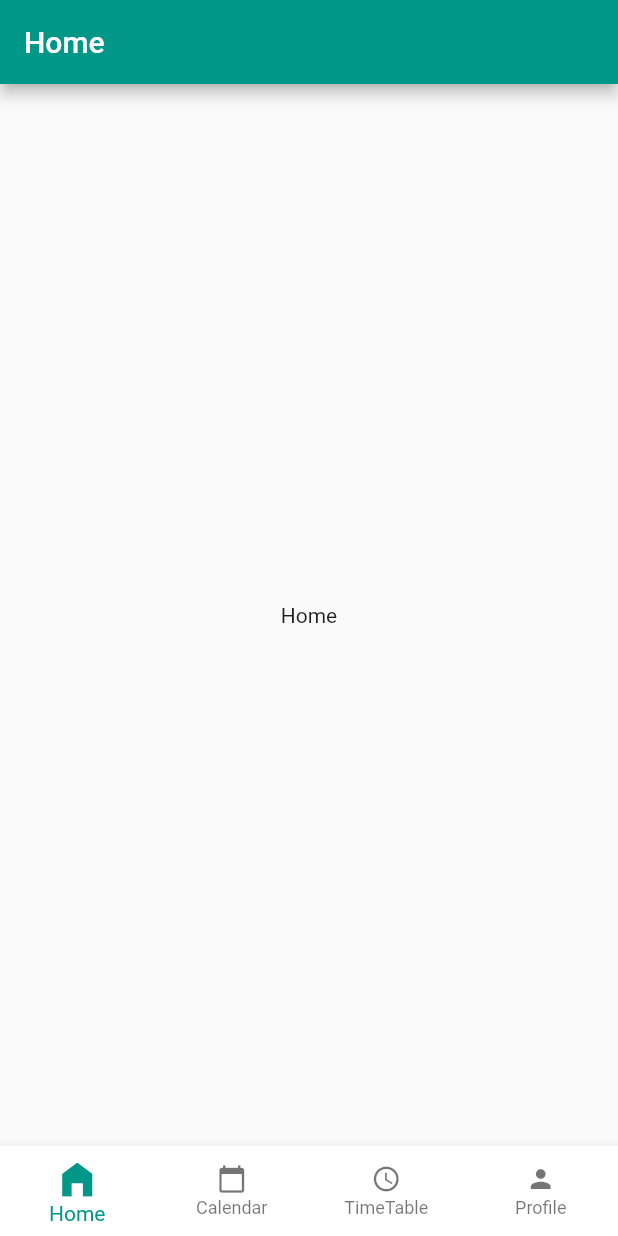
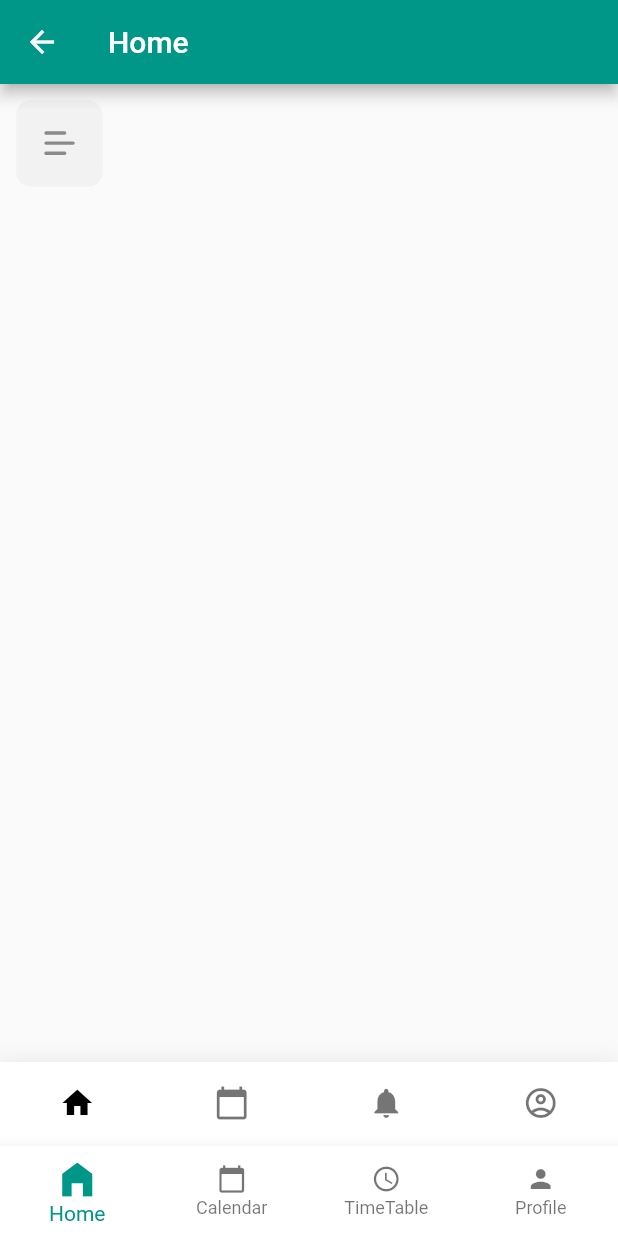
Before and after one commit to aishvary000/eventra, a Flutter app: the Nav screen opened directly, on a phone screen of 412 x 824 dp. Run offline on Flutter 3.47's test engine with Material 2 defaults, Android fonts, the phone set to English and light mode, and no system bars; our stand-ins replace flutter_svg, google_fonts.

Commit message:
Added bottomNavBar widget, user homePage, svg

```diff
--- a/lib/Screens/Authentication/log_in.dart
+++ b/lib/Screens/Authentication/log_in.dart
@@ -1 +1 @@
-import 'package:flutter/material.dart';
+// import 'package:flutter/material.dart';
--- a/lib/Screens/home.dart
+++ /dev/null
@@ -1,9 +0,0 @@
-import 'package:flutter/material.dart';
-
-class Home extends StatelessWidget {
-
-  @override
-  Widget build(BuildContext context) {
-    return Center(child: Text('Home'));
-  }
-}
--- /dev/null
+++ b/lib/Screens/home_normal_user.dart
@@ -0,0 +1,42 @@
+import 'dart:ui';
+import 'package:flutter/material.dart';
+import 'package:flutter_svg/flutter_svg.dart';
+import 'package:eventra/widgets/bottom_navBar.dart';
+
+class HomeNormalUser extends StatelessWidget {
+  @override
+  Widget build(BuildContext context) {
+    return Scaffold(
+      bottomNavigationBar: BottomNavigationBarTravel(),
+      body: SafeArea(
+        child: Container(
+          child: ListView(
+            physics: BouncingScrollPhysics(),
+            children: <Widget>[
+              /// Custom Navigation Drawer and Search Button
+              Container(
+                height: 57.6,
+                margin: EdgeInsets.only(top: 10.8, left: 10.8),
+                child: Row(
+                  mainAxisAlignment: MainAxisAlignment.spaceBetween,
+                  children: <Widget>[
+                    Container(
+                      height: 57.6,
+                      width: 57.6,
+                      padding: EdgeInsets.all(18),
+                      decoration: BoxDecoration(
+                        borderRadius: BorderRadius.circular(9.6),
+                        color: Color(0x080a0928),
+                      ),
+                      child: SvgPicture.asset('assets/svg/icon_drawer.svg'),
+                    ),
+                  ],
+                ),
+              ),
+            ],
+          ),
+        ),
+      ),
+    );
+  }
+}
--- a/lib/Screens/nav.dart
+++ b/lib/Screens/nav.dart
@@ -1,7 +1,7 @@
-import 'package:eventra/Screens/calender.dart';
-import 'package:eventra/Screens/home.dart';
-import 'package:eventra/Screens/profile.dart';
-import 'package:eventra/Screens/timetable.dart';
+import 'package:eventra/screens/calender.dart';
+import 'package:eventra/screens/home_normal_user.dart';
+import 'package:eventra/screens/profile.dart';
+import 'package:eventra/screens/timetable.dart';
 import 'package:flutter/material.dart';
 
 class Nav extends StatefulWidget {
@@ -12,7 +12,7 @@ class Nav extends StatefulWidget {
 class _NavState extends State<Nav> {
   int _currentIndex = 0;
   List<String> appbarText = ['Home', 'Calender', 'TimeTable', 'Profile'];
-  List<Widget> displayWidget = [Home(), Calendar(), Timetable(), Profile()];
+  List<Widget> displayWidget = [HomeNormalUser(), Calendar(), Timetable(), Profile()];
   @override
   Widget build(BuildContext context) {
     return Scaffold(
--- a/lib/main.dart
+++ b/lib/main.dart
@@ -1,5 +1,6 @@
-import 'package:eventra/Screens/nav.dart';
 import 'package:flutter/material.dart';
+// import 'package:eventra/screens/nav.dart';
+import 'package:eventra/screens/home_normal_user.dart';
 
 void main() {
   runApp(MyApp());
@@ -13,7 +14,7 @@ class MyApp extends StatelessWidget {
       theme: ThemeData(
         primaryColor: Colors.teal,
       ),
-      home: Nav(),
+      home: HomeNormalUser(),
     );
   }
 }
--- /dev/null
+++ b/lib/widgets/bottom_navBar.dart
@@ -0,0 +1,76 @@
+import 'package:flutter/material.dart';
+import 'package:google_fonts/google_fonts.dart';
+
+class BottomNavigationBarTravel extends StatefulWidget {
+  @override
+  _BottomNavigationBarTravelState createState() =>
+      _BottomNavigationBarTravelState();
+}
+
+class _BottomNavigationBarTravelState extends State<BottomNavigationBarTravel> {
+  int _selectedIndex = 0;
+
+  void _onItemTapped(int index) {
+    setState(() {
+      _selectedIndex = index;
+    });
+  }
+
+  var bottomNavStyle =
+      GoogleFonts.lato(fontSize: 19, fontWeight: FontWeight.w500);
+
+  @override
+  Widget build(BuildContext context) {
+    return Container(
+      decoration: BoxDecoration(
+        color: Colors.white,
+        boxShadow: [
+          BoxShadow(
+            color: Colors.grey.withOpacity(0.3),
+            spreadRadius: 2,
+            blurRadius: 15,
+            offset: Offset(0, 5),
+          )
+        ],
+      ),
+      child: BottomNavigationBar(
+        items: <BottomNavigationBarItem>[
+          BottomNavigationBarItem(
+            icon: new Icon(
+              Icons.home,
+            ),
+            activeIcon: new Icon(Icons.home, color: Colors.black),
+            label: 'Home',
+          ),
+          BottomNavigationBarItem(
+            icon: new Icon(
+              Icons.calendar_today,
+            ),
+            // label: 'Calender',
+            activeIcon: new Icon(Icons.calendar_today, color: Colors.black),
+            label: 'Calender',
+          ),
+          BottomNavigationBarItem(
+            icon: new Icon(Icons.notifications),
+            activeIcon: new Icon(Icons.notifications, color: Colors.black),
+            label: 'Notification',
+          ),
+          BottomNavigationBarItem(
+            icon: new Icon(Icons.account_circle_outlined),
+            activeIcon:
+                new Icon(Icons.account_circle_outlined, color: Colors.black),
+            label: 'User',
+          ),
+        ],
+        currentIndex: _selectedIndex,
+        onTap: _onItemTapped,
+        backgroundColor: Colors.transparent,
+        type: BottomNavigationBarType.fixed,
+        selectedFontSize: 12,
+        showSelectedLabels: false,
+        showUnselectedLabels: false,
+        elevation: 0,
+      ),
+    );
+  }
+}
```
Also changed, not shown: pubspec.yaml (+7 -2 lines), assets/svg/icon_drawer.svg (added), assets/svg/icon_notification.svg (added), assets/svg/icon_notification_colored.svg (added), pubspec.lock, 25 other files.
